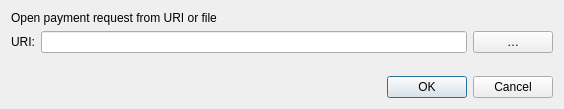
Qt form src/qt/forms/openuridialog.ui (unitusdev/unitus) before a commit.
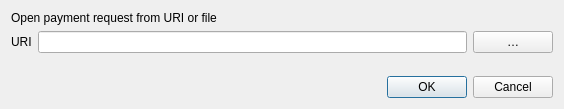
The same form after that commit. Custom widgets are drawn as their Qt base class.

Diff of the .ui file:
```diff
--- a/src/qt/forms/openuridialog.ui
+++ b/src/qt/forms/openuridialog.ui
@@ -26,7 +26,7 @@
      <item>
       <widget class="QLabel" name="label">
        <property name="text">
-        <string>URI:</string>
+        <string>URI</string>
        </property>
       </widget>
      </item>
```
Left out of the diff: 4 changed lines with no effect on the pictures.
